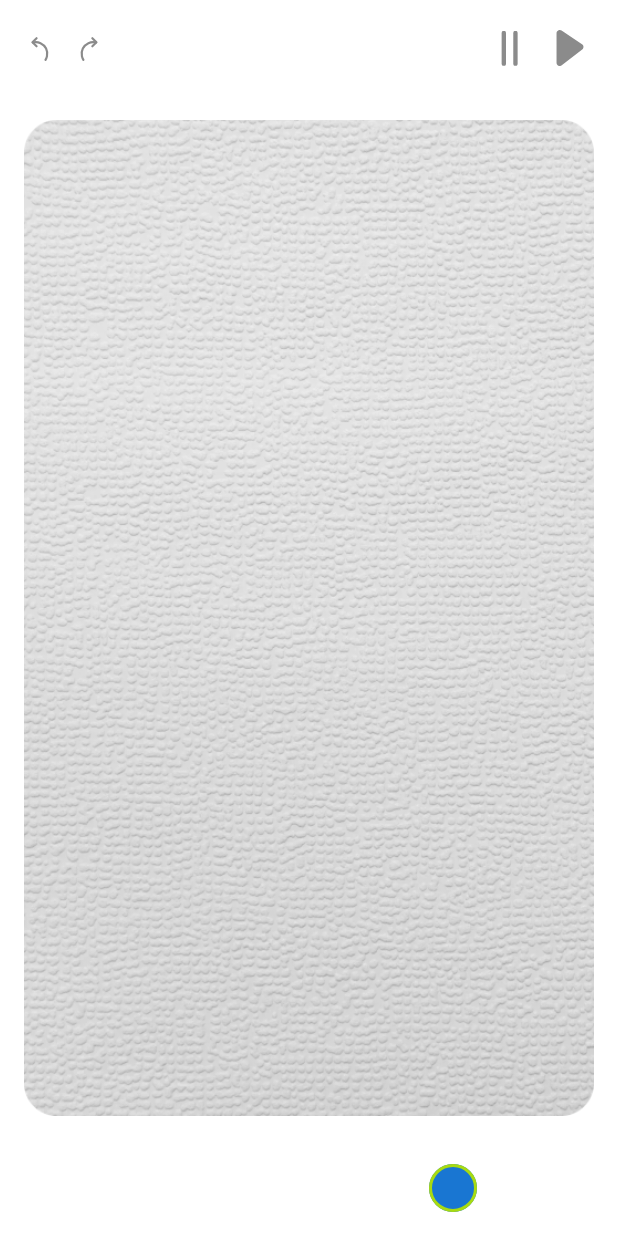
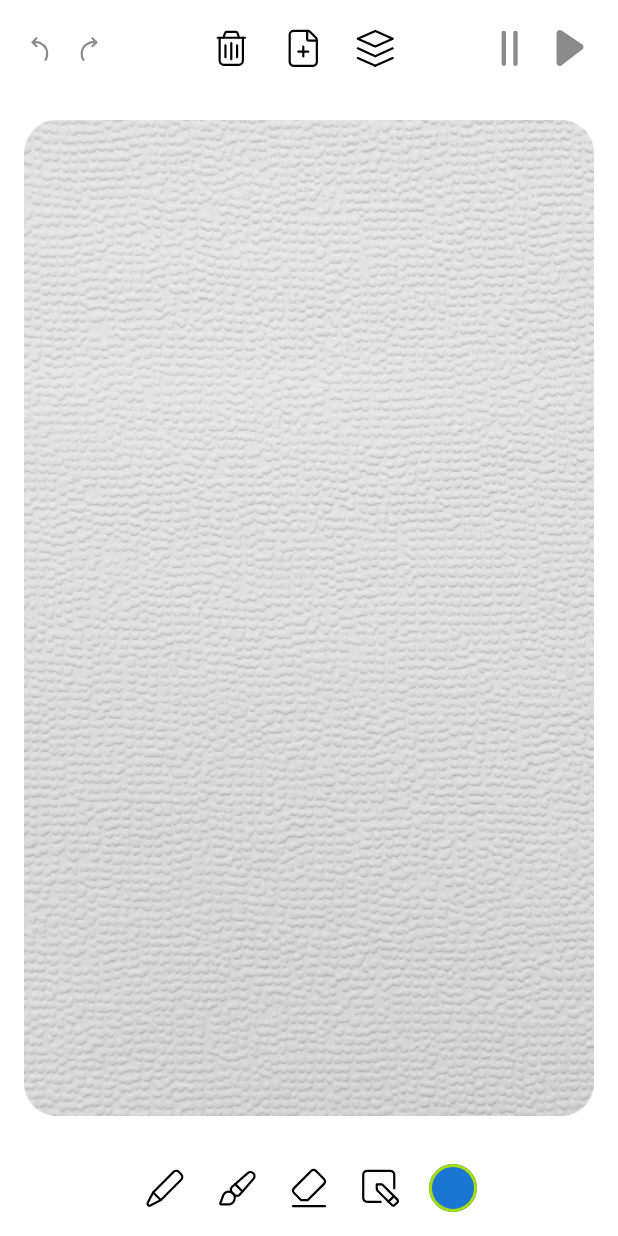
Before and after one commit to catsoft/moving_pictures, an Android app built with Jetpack Compose: the screen it shows after launch (MainActivity), on a phone screen of 412 x 824 dp. Run offline under Robolectric (Android 15) with nearby library versions, the light colour scheme and no system bars.

Commit message:
Theme fix

```diff
--- a/app/src/main/java/com/movingPictures/MainActivity.kt
+++ b/app/src/main/java/com/movingPictures/MainActivity.kt
@@ -8,7 +8,7 @@ import androidx.compose.foundation.layout.fillMaxSize
 import androidx.compose.foundation.layout.padding
 import androidx.compose.material3.Scaffold
 import androidx.compose.ui.Modifier
-import com.example.movingPictures.ui.theme.themes.MPTheme
+import com.movingPictures.ui.theme.themes.MPTheme
 import com.movingPictures.ui.screens.canvas.CanvasScreen
 
 class MainActivity : ComponentActivity() {
--- a/app/src/main/java/com/movingPictures/ui/screens/canvas/CanvasScreen.kt
+++ b/app/src/main/java/com/movingPictures/ui/screens/canvas/CanvasScreen.kt
@@ -22,7 +22,7 @@ import androidx.compose.ui.res.painterResource
 import androidx.compose.ui.tooling.preview.Preview
 import androidx.compose.ui.unit.dp
 import com.example.movingPictures.ui.theme.colors.ColorPalette
-import com.example.movingPictures.ui.theme.themes.MPTheme
+import com.movingPictures.ui.theme.themes.MPTheme
 import com.movingPictures.compose.MPIcons
 import com.movingpictures.R
 
--- a/app/src/main/java/com/movingPictures/ui/theme/colors/LightPalette.kt
+++ b/app/src/main/java/com/movingPictures/ui/theme/colors/LightPalette.kt
@@ -14,7 +14,7 @@ internal object LightPalette: Palette {
     override val primaryContainer = White
     override val secondaryContainer = Black
     override var iconsDisabled = Gray
-    override val iconsIdle = White
+    override val iconsIdle = Black
     override val iconsActive = Green
     override val colorsSet: List<Color> = colorPaletteSet
 }
--- a/app/src/main/java/com/movingPictures/ui/theme/themes/Theme.kt
+++ b/app/src/main/java/com/movingPictures/ui/theme/themes/Theme.kt
@@ -1,4 +1,4 @@
-package com.example.movingPictures.ui.theme.themes
+package com.movingPictures.ui.theme.themes
 
 import android.app.Activity
 import android.os.Build
--- a/app/src/main/res/values/themes.xml
+++ b/app/src/main/res/values/themes.xml
@@ -1,5 +1,5 @@
 <?xml version="1.0" encoding="utf-8"?>
 <resources>
 
-    <style name="Theme.MovingPictures" parent="android:Theme.Material.Light.NoActionBar" />
+    <style name="Theme.MovingPictures" parent="android:Theme.Material.NoActionBar" />
 </resources>
```
Also changed, not shown: app/src/main/res/values/colors.xml (+0 -7 lines).
